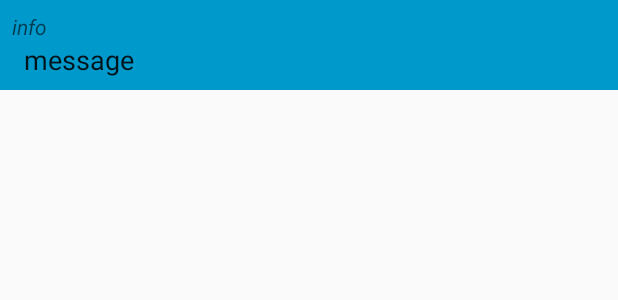
After one commit to NavjotPanesar/IRCu, an Android app: the layout system_chat_list_item.xml on its own in the app's theme, with its tools: preview values and no code run, on a phone screen of 412 x 824 dp. The commit adds this screen. Shown: the top 300 px of the screen. Run offline under Robolectric (Android 15) with nearby library versions, the phone set to English and light mode, and no system bars.

Commit message:
Added basic system message onTopicChanged

```diff
--- a/app/src/main/java/ircu/navjotpanesar/com/ircu/callbacks/ChatServiceCallback.java
+++ b/app/src/main/java/ircu/navjotpanesar/com/ircu/callbacks/ChatServiceCallback.java
@@ -1,6 +1,7 @@
 package ircu.navjotpanesar.com.ircu.callbacks;
 
 import ircu.navjotpanesar.com.ircu.models.ChatMessage;
+import ircu.navjotpanesar.com.ircu.models.SystemMessage;
 import ircu.navjotpanesar.com.ircu.pircbot.ChannelItem;
 
 /**
@@ -8,6 +9,6 @@ import ircu.navjotpanesar.com.ircu.pircbot.ChannelItem;
  */
 public interface ChatServiceCallback {
     public void onBasicMessage(ChatMessage message);
-    public void onSystemMessage(ChatMessage message);
+    public void onSystemMessage(SystemMessage message);
     public void onChannelJoined(ChannelItem channel);
 }
--- a/app/src/main/java/ircu/navjotpanesar/com/ircu/fragments/BaseChatFragment.java
+++ b/app/src/main/java/ircu/navjotpanesar/com/ircu/fragments/BaseChatFragment.java
@@ -15,7 +15,9 @@ import android.widget.Toast;
 
 import ircu.navjotpanesar.com.ircu.activities.ChatActivity;
 import ircu.navjotpanesar.com.ircu.callbacks.ChatServiceCallback;
+import ircu.navjotpanesar.com.ircu.models.BaseMessage;
 import ircu.navjotpanesar.com.ircu.models.ChatMessage;
+import ircu.navjotpanesar.com.ircu.models.SystemMessage;
 import ircu.navjotpanesar.com.ircu.pircbot.ChannelItem;
 import ircu.navjotpanesar.com.ircu.services.ChatService;
 import ircu.navjotpanesar.com.ircu.utils.ChatLogger;
@@ -51,7 +53,7 @@ public abstract class BaseChatFragment extends Fragment {
 
     public void handleChannelJoin(ChannelItem channel){};
 
-    public void handleSystemMessage(ChatMessage message){};
+    public void handleSystemMessage(SystemMessage message){};
 
     protected void switchChannel(ChannelItem channelItem){
         chatService.joinChannel(channelItem);
@@ -65,7 +67,7 @@ public abstract class BaseChatFragment extends Fragment {
             }
 
             @Override
-            public void onSystemMessage(ChatMessage message) {
+            public void onSystemMessage(SystemMessage message) {
                 handleSystemMessage(message);
             }
 
--- a/app/src/main/java/ircu/navjotpanesar/com/ircu/fragments/ChatListFragment.java
+++ b/app/src/main/java/ircu/navjotpanesar/com/ircu/fragments/ChatListFragment.java
@@ -24,7 +24,9 @@ import java.util.ArrayList;
 import ircu.navjotpanesar.com.ircu.R;
 import ircu.navjotpanesar.com.ircu.adapters.ChatListAdapter;
 import ircu.navjotpanesar.com.ircu.adapters.DividerItemDecoration;
+import ircu.navjotpanesar.com.ircu.models.BaseMessage;
 import ircu.navjotpanesar.com.ircu.models.ChatMessage;
+import ircu.navjotpanesar.com.ircu.models.SystemMessage;
 import ircu.navjotpanesar.com.ircu.pircbot.ChannelItem;
 import ircu.navjotpanesar.com.ircu.utils.ChatLogger;
 
@@ -101,7 +103,7 @@ public class ChatListFragment extends BaseChatFragment {
 
     private void setupChatListView(View rootView) {
         chatRecyclerView = (RecyclerView)rootView.findViewById(R.id.fragment_chat_list);
-        chatListAdapter = new ChatListAdapter(new ArrayList<ChatMessage>(), getActivity());
+        chatListAdapter = new ChatListAdapter(new ArrayList<BaseMessage>(), getActivity());
         chatRecyclerView.setHasFixedSize(true);
         chatRecyclerView.setAdapter(chatListAdapter);
         chatRecyclerView.setLayoutManager(new LinearLayoutManager(getActivity()));
@@ -129,7 +131,7 @@ public class ChatListFragment extends BaseChatFragment {
     }
 
     @Override
-    public void handleSystemMessage(final ChatMessage message) {
+    public void handleSystemMessage(final SystemMessage message) {
         //TODO: display this differently from regular message. different model => different view type in adapter?
         super.handleSystemMessage(message);
         if(message.getChannel().equals(this.currentChannel)){
--- a/app/src/main/java/ircu/navjotpanesar/com/ircu/pircbot/Server.java
+++ b/app/src/main/java/ircu/navjotpanesar/com/ircu/pircbot/Server.java
@@ -13,6 +13,7 @@ import java.util.HashMap;
 
 import ircu.navjotpanesar.com.ircu.callbacks.ChatServiceCallback;
 import ircu.navjotpanesar.com.ircu.models.ChatMessage;
+import ircu.navjotpanesar.com.ircu.models.SystemMessage;
 import ircu.navjotpanesar.com.ircu.utils.ChatLogger;
 
 
@@ -133,9 +134,12 @@ public class Server extends PircBot {
     }
 
     @Override
-    public void onTopic(String channel, String topic, String setBy, long date, boolean changed) {
+    public void onTopic(String channelName, String topic, String setBy, long date, boolean changed) {
         //ircCallback.messageCallback("SYSTEM", "Topic: " + topic, channel, this.getAddress(), ChatItem.PERMISSION_SYSTEM);
         // getChannelByName(channel).setTopic(topic);
+        ChannelItem channel = channelMap.get(channelName);
+        SystemMessage newTopicMessage = new SystemMessage(channel, SystemMessage.SystemMessageType.TOPIC, topic );
+        chatServiceCallback.onSystemMessage(newTopicMessage);
     }
 
     @Override
--- a/app/src/main/java/ircu/navjotpanesar/com/ircu/services/ChatService.java
+++ b/app/src/main/java/ircu/navjotpanesar/com/ircu/services/ChatService.java
@@ -15,6 +15,7 @@ import java.util.List;
 
 import ircu.navjotpanesar.com.ircu.callbacks.ChatServiceCallback;
 import ircu.navjotpanesar.com.ircu.models.ChatMessage;
+import ircu.navjotpanesar.com.ircu.models.SystemMessage;
 import ircu.navjotpanesar.com.ircu.pircbot.ChannelItem;
 import ircu.navjotpanesar.com.ircu.pircbot.ServerManager;
 import ircu.navjotpanesar.com.ircu.utils.ChatLogger;
@@ -71,7 +72,7 @@ public class ChatService extends Service {
         }
     }
 
-    public void notifyObserversSystemMessage(ChatMessage message) {
+    public void notifyObserversSystemMessage(SystemMessage message) {
         for (final ChatServiceCallback observer : observers) {
             observer.onSystemMessage(message);
         }
@@ -87,7 +88,7 @@ public class ChatService extends Service {
         }
 
         @Override
-        public void onSystemMessage(ChatMessage message) {
+        public void onSystemMessage(SystemMessage message) {
             notifyObserversSystemMessage(message);
         }
 
--- /dev/null
+++ b/app/src/main/res/layout/system_chat_list_item.xml
@@ -0,0 +1,31 @@
+<?xml version="1.0" encoding="utf-8"?>
+<RelativeLayout xmlns:android="http://schemas.android.com/apk/res/android"
+    xmlns:tools="http://schemas.android.com/tools"
+    android:layout_width="match_parent"
+    android:layout_height="wrap_content"
+    android:background="?attr/colorPrimaryDark"
+    android:padding="8dp">
+
+    <TextView
+        android:id="@+id/chat_list_item_message"
+        android:layout_width="match_parent"
+        android:layout_height="wrap_content"
+        android:textSize="@dimen/abc_text_size_medium_material"
+        android:layout_marginStart="8dp"
+        android:text="message"
+        android:layout_below="@+id/chat_list_item_infotype"
+        android:textColor="?android:textColorPrimary"
+        />
+
+    <TextView
+        android:layout_width="wrap_content"
+        android:layout_height="wrap_content"
+        android:id="@+id/chat_list_item_infotype"
+        android:layout_alignParentTop="true"
+        android:layout_alignParentStart="true"
+        android:text="info"
+        android:textStyle="italic"
+        android:textColor="?android:textColorSecondary"
+        android:textSize="@dimen/abc_text_size_small_material"/>
+
+</RelativeLayout>
```
Also changed, not shown: app/src/main/java/ircu/navjotpanesar/com/ircu/adapters/ChatListAdapter.java (+55 -18 lines), app/src/main/java/ircu/navjotpanesar/com/ircu/models/BaseMessage.java (added, +29 -0 lines), app/src/main/java/ircu/navjotpanesar/com/ircu/models/ChatMessage.java (+17 -11 lines), app/src/main/java/ircu/navjotpanesar/com/ircu/models/SystemMessage.java (added, +37 -0 lines), app/src/main/java/ircu/navjotpanesar/com/ircu/pircbot/ChannelItem.java (+4 -3 lines).
